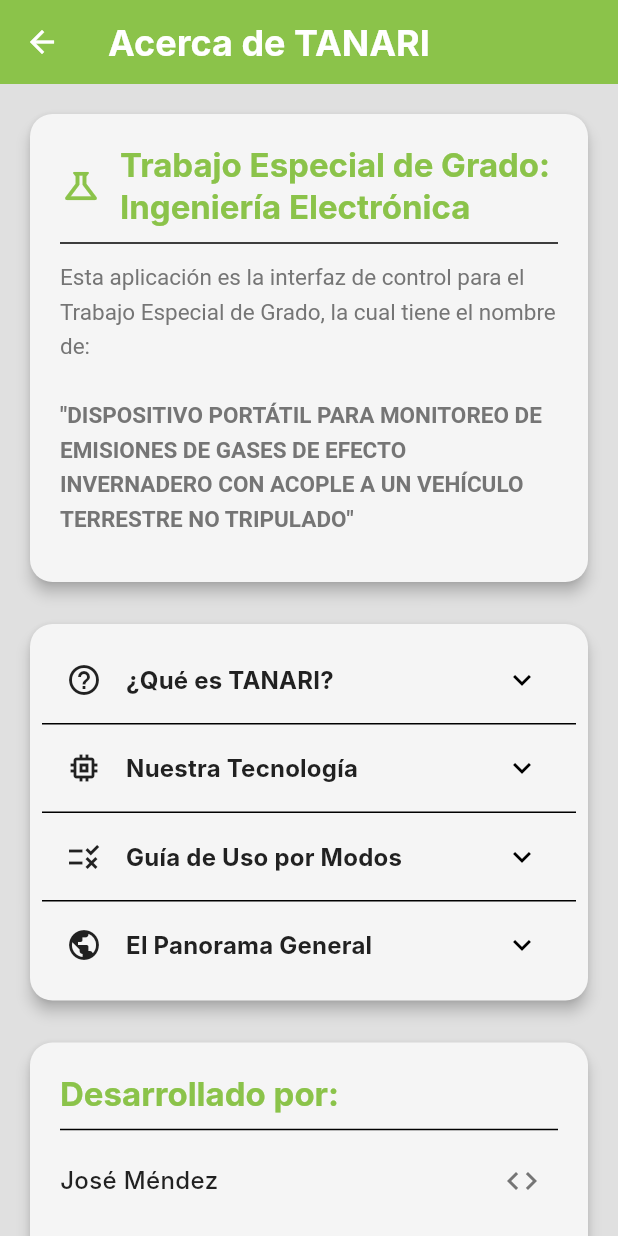
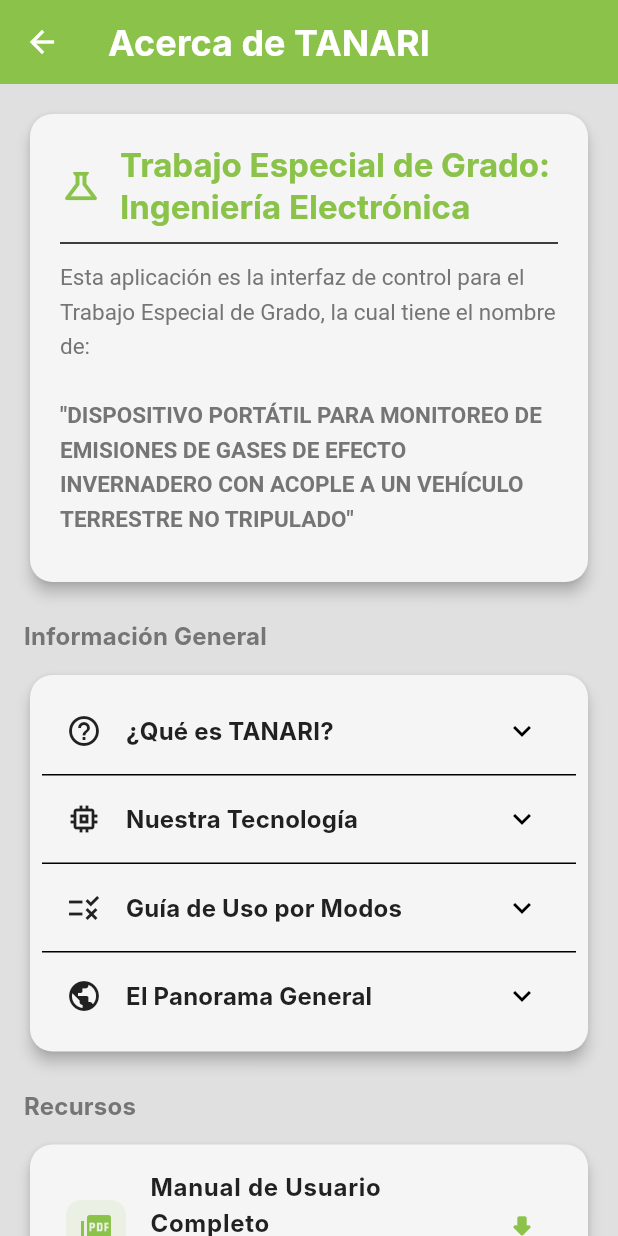
Before and after one commit to moises664/Tanari-App, a Flutter app: the AcercaApp screen opened by its route, on a phone screen of 412 x 824 dp. Run offline on Flutter 3.47's test engine with Material 3 defaults, Android fonts, the light colour scheme and no system bars; our stand-ins replace app_links, device_info_plus, fl_chart, flutter_blue_plus, flutter_svg, font_awesome_flutter and 10 more; missing offline and left inert: clipboard, map_launcher, mapbox_maps_flutter; accounts and stored records are empty; Roboto replaces fonts that are missing (Inter).

Commit message:
Tanari v1.6.2:
Pequenos detalles como agregar un boton para descargar el PDF del manual de usuario.

```diff
--- a/lib/main.dart
+++ b/lib/main.dart
@@ -16,15 +16,15 @@ import 'package:tanari_app/src/services/api/operation_data_service.dart';
 import 'package:tanari_app/src/services/api/ugv_service.dart';
 import 'package:tanari_app/src/services/api/user_profile_service.dart';
 
-const appTitle = 'TAnaRi';
+// Título de la aplicación.
+const appTitle = 'Tanari';
 // URL y clave anónima de Supabase para la conexión a la base de datos.
 const String supabaseUrl = 'https://pfhteyhxvetjhaitlucx.supabase.co';
 const String supabaseAnonKey =
     'eyJhbGciOiJIUzI1NiIsInR5cCI6IkpXVCJ9.eyJpc3MiOiJzdXBhYmFzZSIsInJlZiI6InBmaHRleWh4dmV0amhhaXRsdWN4Iiwicm9sZSI6ImFub24iLCJpYXQiOjE3NDkwNzMxMjcsImV4cCI6MjA2NDY0OTEyN30.93Ty5Z9JdUhHGFAgJkRW2yina0-WKkahqPC6QY9WTHk';
-
+//Tpen de acceso de Mapbox para la aplicación.
 const String mapbox_access_token =
     "pk.eyJ1IjoibW9pc2Vzcm0wMCIsImEiOiJjbWVwYTFqemEwZDM3MmlxNnpudWV3MXdqIn0.NbT4KIYybi1fBGc21Xjvew";
-
 final _logger = Logger('Main'); // Logger para la función principal.
 
 /// Punto de entrada principal de la aplicación Flutter.
@@ -52,7 +52,6 @@ void main() async {
     // Captura y registra cualquier error crítico durante la inicialización.
     _logger.severe('Error crítico durante la inicialización de la aplicación',
         e, stackTrace);
-    // Podrías considerar mostrar una UI de error más amigable aquí si la app no puede iniciar.
   }
 }
 
--- a/lib/src/screens/menu/acerca_app.dart
+++ b/lib/src/screens/menu/acerca_app.dart
@@ -10,14 +10,23 @@ import 'package:url_launcher/url_launcher.dart';
 class AcercaApp extends StatelessWidget {
   const AcercaApp({super.key});
 
+  // ---------------------------------------------------------------------------
+  // CONFIGURACIÓN DEL ENLACE DEL MANUAL
+  // ---------------------------------------------------------------------------
+  // Enlace actualizado al Manual de Usuario en OneDrive
+  static const String _manualUrl =
+      'https://github.com/moises664/Manual-de-Usuario-Tanari/raw/7ff9daa613521bc4b4c539ca17e9c2b5246d80a1/Manual%20T%C3%A9cnico%20de%20Tanari_Version%20Usuario.pdf';
+
   /// Función para abrir un enlace URL en el navegador externo.
   /// Utilizada para los créditos y enlaces a recursos.
   Future<void> _launchURL(String url) async {
     final Uri uri = Uri.parse(url);
-    if (!await launchUrl(uri, mode: LaunchMode.externalApplication)) {
-      // Manejo de error si no se puede abrir el enlace.
-      // En una app real, aquí se podría mostrar un Get.snackbar o un diálogo.
-      debugPrint('No se pudo lanzar $url');
+    try {
+      if (!await launchUrl(uri, mode: LaunchMode.externalApplication)) {
+        debugPrint('No se pudo lanzar $url');
+      }
+    } catch (e) {
+      debugPrint('Error al intentar lanzar la URL: $e');
     }
   }
 
@@ -36,7 +45,7 @@ class AcercaApp extends StatelessWidget {
           ),
         ),
         backgroundColor: AppColors.primary,
-        iconTheme: IconThemeData(color: AppColors.backgroundWhite),
+        iconTheme: const IconThemeData(color: AppColors.backgroundWhite),
         elevation: 2,
       ),
       body: SingleChildScrollView(
@@ -56,12 +65,78 @@ class AcercaApp extends StatelessWidget {
             ),
             const SizedBox(height: 20),
 
-            // Sección interactiva con paneles desplegables.
+            // Sección interactiva con paneles desplegables (Manual Resumido)
+            Text(
+              'Información General',
+              style: theme.textTheme.titleMedium?.copyWith(
+                fontWeight: FontWeight.bold,
+                color: AppColors.textSecondary,
+              ),
+            ),
+            const SizedBox(height: 10),
             _buildInteractiveManual(theme),
 
             const SizedBox(height: 20),
+
+            // -------------------------------------------------------
+            // SECCIÓN: DESCARGAS
+            // -------------------------------------------------------
+            Text(
+              'Recursos',
+              style: theme.textTheme.titleMedium?.copyWith(
+                fontWeight: FontWeight.bold,
+                color: AppColors.textSecondary,
+              ),
+            ),
+            const SizedBox(height: 10),
+            _buildDownloadsCard(theme),
+
+            const SizedBox(height: 20),
+
             // Card con los créditos de los desarrolladores.
             _buildCreditsCard(theme),
+            const SizedBox(height: 30),
+          ],
+        ),
+      ),
+    );
+  }
+
+  /// Construye la tarjeta de descargas para el Manual de Usuario.
+  Widget _buildDownloadsCard(ThemeData theme) {
+    return Card(
+      elevation: 4,
+      shape: RoundedRectangleBorder(borderRadius: BorderRadius.circular(15)),
+      color: AppColors.backgroundLight,
+      child: Padding(
+        padding: const EdgeInsets.all(8.0),
+        child: Column(
+          children: [
+            ListTile(
+              leading: Container(
+                padding: const EdgeInsets.all(8),
+                decoration: BoxDecoration(
+                  color: AppColors.primary.withOpacity(0.1),
+                  borderRadius: BorderRadius.circular(10),
+                ),
+                child:
+                    const Icon(Icons.picture_as_pdf, color: AppColors.primary),
+              ),
+              title: const Text(
+                'Manual de Usuario Completo',
+                style: TextStyle(
+                  fontWeight: FontWeight.bold,
+                  color: AppColors.textPrimary,
+                ),
+              ),
+              subtitle: const Text(
+                'Descarga la guía detallada en formato PDF.',
+                style: TextStyle(fontSize: 12, color: AppColors.textSecondary),
+              ),
+              trailing:
+                  const Icon(Icons.download_rounded, color: AppColors.primary),
+              onTap: () => _launchURL(_manualUrl),
+            ),
           ],
         ),
       ),
@@ -286,7 +361,7 @@ class AcercaApp extends StatelessWidget {
           ),
         ),
         IconButton(
-          icon: const Icon(Icons.code), // O un logo de GitHub si lo tuvieras
+          icon: const Icon(Icons.code),
           color: AppColors.textSecondary,
           tooltip: 'Ver en GitHub',
           onPressed: () => _launchURL(githubUrl),
--- a/lib/src/screens/menu/modos_historial/session_details_screen.dart
+++ b/lib/src/screens/menu/modos_historial/session_details_screen.dart
@@ -991,9 +991,6 @@ class SessionDetailsScreen extends StatelessWidget {
       maxTemp += 5;
     }
 
-    // Eje Y derecho para Humedad
-    double minHum = 0, maxHum = 100; // Humedad es siempre 0-100%
-
     return SizedBox(
       height: 400,
       child: Card(
--- a/lib/src/screens/menu/modos_operacion/modo_Monitoreo.dart
+++ b/lib/src/screens/menu/modos_operacion/modo_Monitoreo.dart
@@ -1,5 +1,4 @@
 import 'dart:async';
-
 import 'package:flutter/material.dart';
 import 'package:tanari_app/src/controllers/bluetooth/ble.controller.dart';
 import 'package:tanari_app/src/core/app_colors.dart';
@@ -14,6 +13,9 @@ class ModoMonitoreo extends StatefulWidget {
 }
 
 class _ModoDPState extends State<ModoMonitoreo> {
+  //----------------------------------------------------------------------------
+  //   INYECCION DE DEPNDENCIAS Y CONTROLADORES
+  //----------------------------------------------------------------------------
   final BleController _bleController = Get.find<BleController>();
   final OperationDataService _operationDataService =
       Get.find<OperationDataService>();
--- a/lib/src/services/api/operation_data_service.dart
+++ b/lib/src/services/api/operation_data_service.dart
@@ -386,8 +386,8 @@ class OperationDataService extends GetxService {
       // 3. Insertar los datos en la nueva tabla
       if (readingsToInsert.isNotEmpty) {
         await _supabaseClient
-            .from('data_recuperada_ugv')
-            .insert(readingsToInsert);
+            .from('data_recuperada_ugv') // Inserción en la tabla de telemetría
+            .insert(readingsToInsert); // Inserción del lote de datos (JSON)
         _logger.i(
             "${readingsToInsert.length} registros de datos recuperados han sido subidos a la sesión ${session.id}.");
         Get.snackbar("Sincronización Exitosa",
--- a/pubspec.yaml
+++ b/pubspec.yaml
@@ -1,7 +1,7 @@
 name: tanari_app
 description: "Una aplicacion desarrollada para el Trabajo de Fin de Grado de la UNEXPO, donde la tematica es un Dispositivo portatil para monitoreo de gases de efecto invernadero con acople a un vehiculo terrestre no tripulado (UGV). Esta aplicacion es una de las 3 partes del proyecto llamado TANARi. Esta nos permitira visualizar, controlar, almacenar y gestionar por usuario la data en el monitoreo GEI..."
 publish_to: 'none'
-version: 1.5.0
+version: 1.6.2
 
 environment:
   sdk: ">=2.19.0 <4.0.0"
```
Also changed, not shown: lib/src/controllers/bluetooth/ble.controller.dart (+0 -11 lines), lib/src/screens/menu/roles/admin_screen.dart (+68 -27 lines), lib/src/screens/menu/ugv_tanari.dart (deleted, +0 -51 lines), lib/src/services/api/admin_services.dart (+43 -32 lines), 3 other files.
